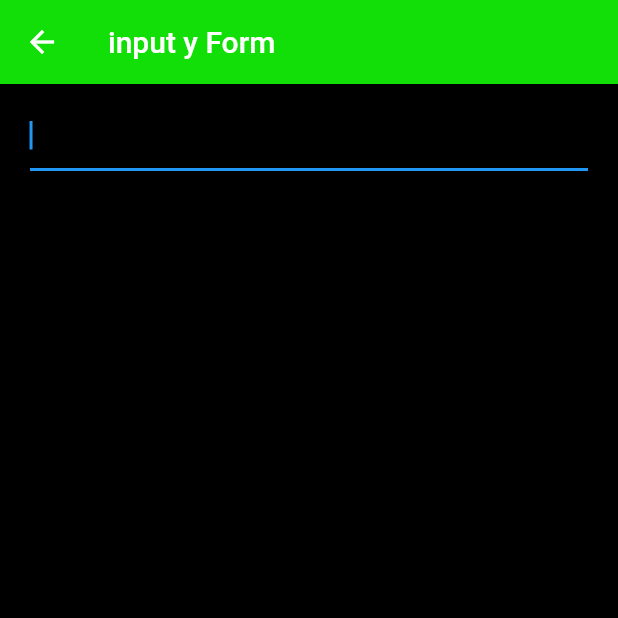
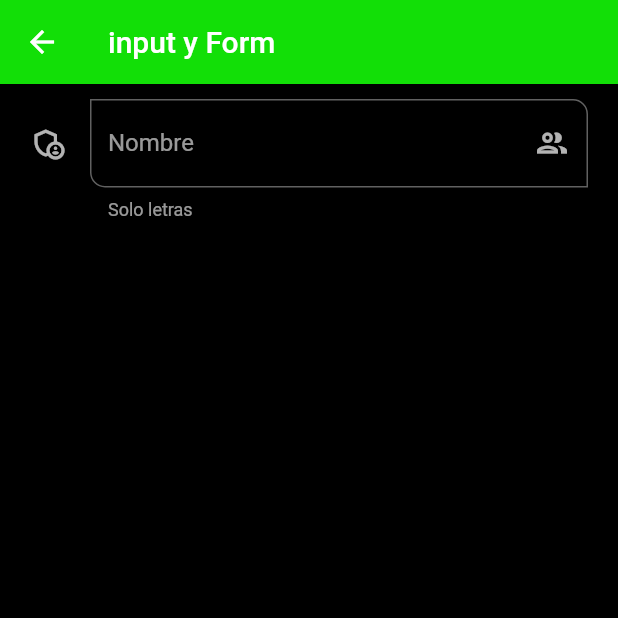
Before and after one commit to JerlibGnzlz/Flutter_components_Android, a Flutter app: the InputScreen screen opened by its route, on a phone screen of 412 x 824 dp, the top half of it. Run offline on Flutter 3.47's test engine with Material 2 defaults, Android fonts, the phone set to English and light mode, and no system bars; network calls fail.

Commit message:
widget de formulario y sus variantes

```diff
--- a/lib/screens/avatar_screen.dart
+++ b/lib/screens/avatar_screen.dart
@@ -13,8 +13,8 @@ class AvatarScreen extends StatelessWidget {
           Container(
               margin: const EdgeInsets.only(right: 5),
               child:  CircleAvatar(
+                backgroundColor:  Colors.green[900],
                  child:const Text("JG"),
-                backgroundColor:  Colors.green[900],
               ))
         ],
       ),
--- a/lib/screens/input_screen.dart
+++ b/lib/screens/input_screen.dart
@@ -16,12 +16,35 @@ class InputScreen extends StatelessWidget {
           child: Column(
             children: [
               TextFormField(
-             autofocus: true,
+            //  autofocus: true,
              textCapitalization: TextCapitalization.words,
              initialValue: "",
              onChanged: (value)  {
-              print('value:$value');
+              // print('value: $value');
              },
+             validator: (value) {
+               if(value == null) return "Este campo es requierido";
+               return value.length < 4 ? "minimo son 4 letras" : null;
+
+             },
+             autovalidateMode: AutovalidateMode.onUserInteraction,
+             decoration: const InputDecoration(
+              hintText: "Nombre de Usuario",
+              labelText: "Nombre",
+              helperText: "Solo letras",
+              suffixIcon: Icon(Icons.group_outlined),
+              // prefixIcon: Icon(Icons.verified_outlined)
+             icon:  Icon(Icons.admin_panel_settings_outlined),
+             border: OutlineInputBorder(
+              borderRadius: BorderRadius.only(
+                topRight: Radius.circular(10),
+                bottomLeft: Radius.circular(10))
+             )
+
+              ),
+
+
+
 
               )
             ],),
```
